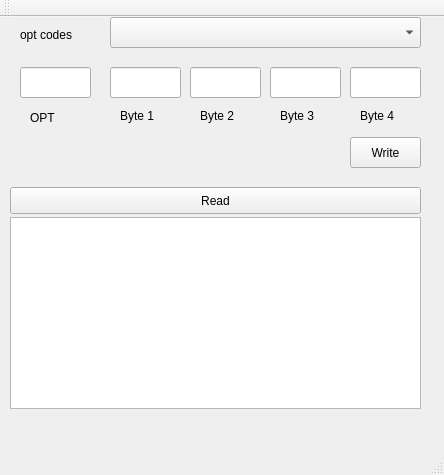
The window that src/ui/mainwindow.ui (joonaspessi/rotfl) describes before a commit, drawn with Qt 5.
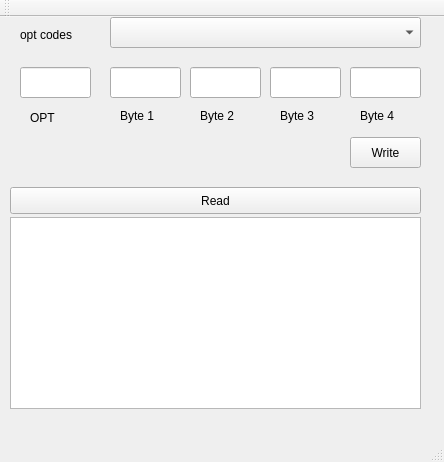
The same window after the commit.

Commit message: Added autoscroll to listview

```diff
--- a/src/ui/mainwindow.ui
+++ b/src/ui/mainwindow.ui
@@ -7,7 +7,7 @@
     <x>0</x>
     <y>0</y>
     <width>444</width>
-    <height>475</height>
+    <height>462</height>
    </rect>
   </property>
   <property name="windowTitle">
```
The commit also changes 2 other files.
